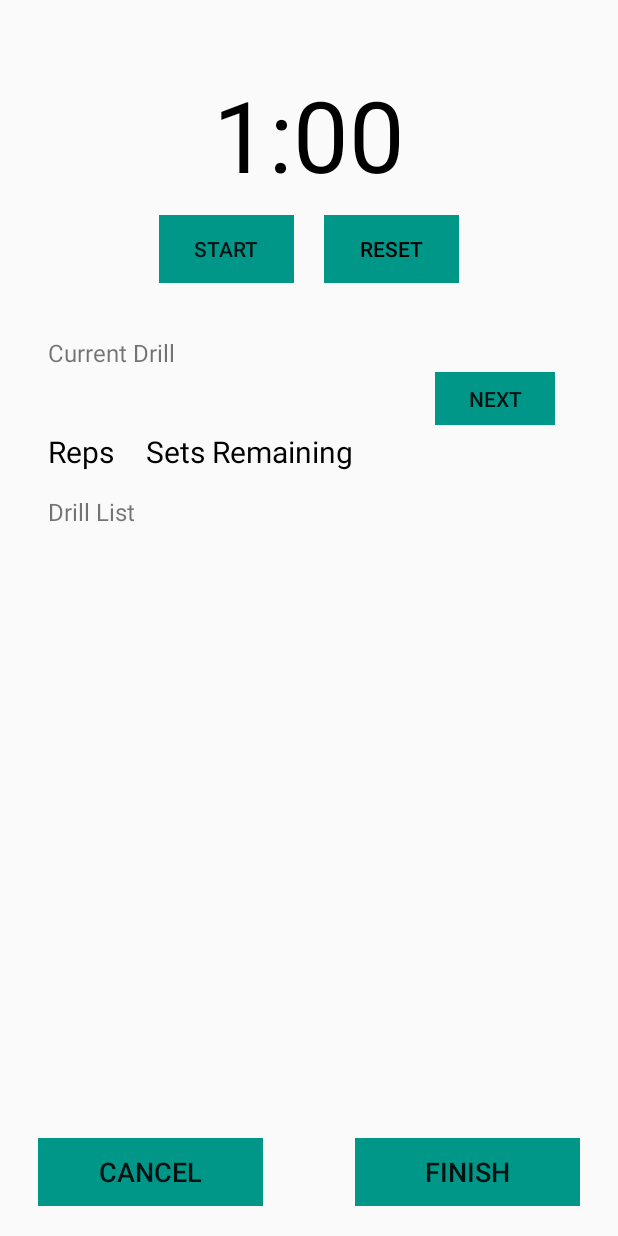
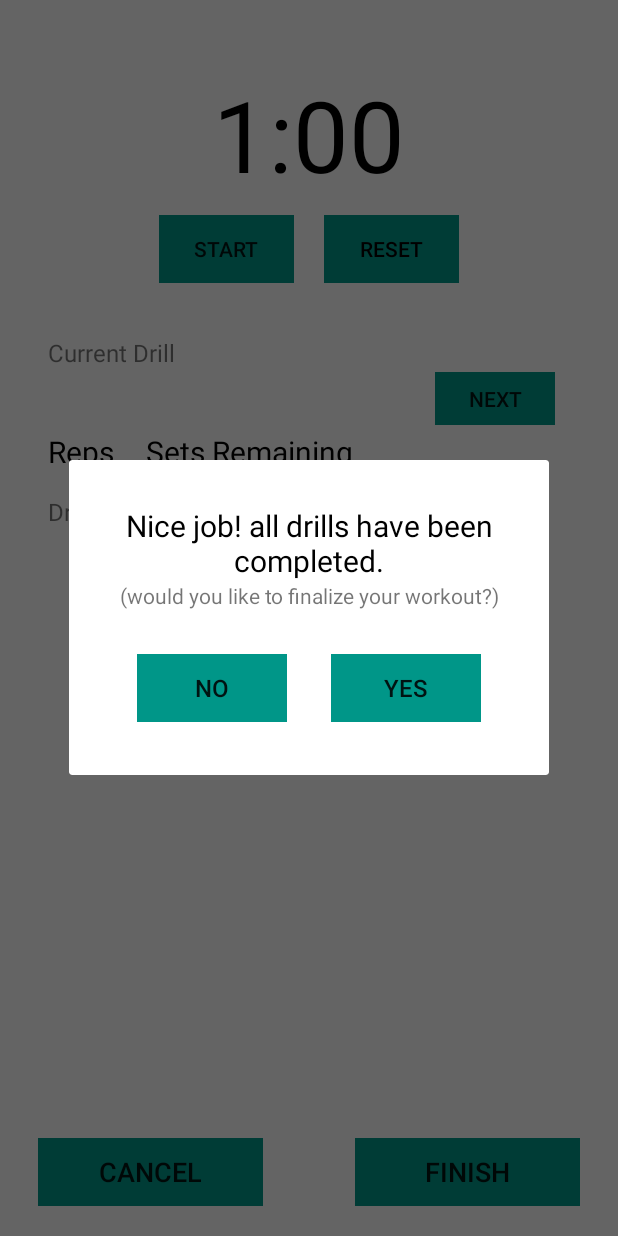
Before and after one commit to MishelK/Workout-Tracker, an Android app: the WorkoutScreen screen opened directly, with no data from a screen before it, after a tap on "NEXT", on a phone screen of 412 x 824 dp. Run offline under Robolectric (Android 15) with nearby library versions, the light colour scheme and no system bars; 1 statement that could not run was skipped; 3 other taps on this screen came first.

Commit message:
Finish & Cancel Workout
- Added a dialog that confirm end of workout upon finishing the last drill
- Cancel & Finish buttons in the WorkoutScreen Activity now have listeners set to them and are functioning properly
- WorkoutScreen Layout has been readjusted

```diff
--- a/app/src/main/java/com/example/workoutTracker/Activities/WorkoutScreen.java
+++ b/app/src/main/java/com/example/workoutTracker/Activities/WorkoutScreen.java
@@ -1,8 +1,11 @@
 package com.example.workoutTracker.Activities;
 
+import android.app.Dialog;
 import android.content.Context;
+import android.content.Intent;
 import android.database.Cursor;
 import android.graphics.Color;
+import android.graphics.drawable.ColorDrawable;
 import android.os.Bundle;
 import android.os.CountDownTimer;
 import android.view.LayoutInflater;
@@ -21,6 +24,7 @@ import com.example.workoutTracker.Classes.DatabaseHelper;
 import com.example.workoutTracker.R;
 
 import java.util.HashMap;
+import java.util.Objects;
 
 
 public class WorkoutScreen extends AppCompatActivity {
@@ -28,7 +32,7 @@ public class WorkoutScreen extends AppCompatActivity {
     public static final String WORKOUT_ID = "workout_id";
 
     TextView countdownTv, setsRemainingTv;
-    Button btnCountdownStartPause, btnCountdownReset, btnCurrentDrillNext;
+    Button btnCountdownStartPause, btnCountdownReset, btnCurrentDrillNext, btnCancelWorkout, btnFinishWorkout;
 
     CountDownTimer countDownTimer;
     long startTimeInMillis = 60000; // 1 Min
@@ -50,10 +54,10 @@ public class WorkoutScreen extends AppCompatActivity {
         btnCountdownReset = findViewById(R.id.btn_timer_reset);
         timerReset = true;
 
-        updateTimer(); // Setting the initial time left on the timer/
+        updateTimer(); // Setting the initial time left on the timer
 
         final String workoutID = getIntent().getStringExtra(WORKOUT_ID);  // Getting the id of the workout we are looking to show in detail.
-        initDrillMap(workoutID); // Initializing the HashMap which is used to track ticked drills
+        initDrillMap(workoutID); // Initializing the HashMap which is used to track checked drills
         loadDrillList(workoutID); // Loading the drill list with checkboxes
 
         btnCountdownStartPause.setOnClickListener(new View.OnClickListener() {
@@ -72,12 +76,12 @@ public class WorkoutScreen extends AppCompatActivity {
         });
 
         setsRemainingTv = findViewById(R.id.tv_current_drill_sets);
-        btnCurrentDrillNext = findViewById(R.id.btn_current_drill_next);
+        btnCurrentDrillNext = findViewById(R.id.btn_current_drill_next); // The "Next" button is used upon completion of a set, we decrease the num of sets remaining by 1 and if all sets have been completed, we check the drill and select a new one
         btnCurrentDrillNext.setOnClickListener(new View.OnClickListener() {
             @Override
             public void onClick(View v) {
                 int setsRemaining = Integer.parseInt(setsRemainingTv.getText().toString()) - 1;
-                if(setsRemaining == 0){ //if we reached 0 then we need to tick the current drill and set the next one
+                if(setsRemaining == 0){ // if we reached 0 then we need to tick the current drill and set the next one
                     tickDrill(currentDrillID);
                     selectNewCurrentDrill(workoutID);
                     loadDrillList(workoutID);
@@ -89,7 +93,65 @@ public class WorkoutScreen extends AppCompatActivity {
             }
         });
 
+        btnCancelWorkout = findViewById(R.id.btn_cancel); // This button is used to cancel a workout and exit the workout screen
+        btnCancelWorkout.setOnClickListener(new View.OnClickListener() {
+            @Override
+            public void onClick(View v) {
+                final Dialog dialog = new Dialog(WorkoutScreen.this); // This dialog is to confirm the user would like to cancel the workout
+                dialog.setContentView(R.layout.dialog_cancelworkout);
+                dialog.setCancelable(true);
+                dialog.show();
+
+                Button btnNo = dialog.findViewById(R.id.btn_no);
+                btnNo.setOnClickListener(new View.OnClickListener() {
+                    @Override
+                    public void onClick(View v) {
+                        dialog.dismiss();
+                    }
+                });
+
+                Button btnYes = dialog.findViewById(R.id.btn_yes);
+                btnYes.setOnClickListener(new View.OnClickListener() {
+                    @Override
+                    public void onClick(View v) {
+                        Intent intent = new Intent(WorkoutScreen.this, BeginWorkoutActivity.class);
+                        startActivity(intent);
+                    }
+                });
+            }
+        });
+
+        btnFinishWorkout = findViewById(R.id.btn_finish);
+        btnFinishWorkout.setOnClickListener(new View.OnClickListener() {
+            @Override
+            public void onClick(View v) {
+                final Dialog dialog = new Dialog(WorkoutScreen.this); // This dialog is to confirm the user would like to finish the workout
+                dialog.setContentView(R.layout.dialog_finishworkout);
+                dialog.setCancelable(true);
+                dialog.show();
+
+                Button btnNo = dialog.findViewById(R.id.btn_no);
+                btnNo.setOnClickListener(new View.OnClickListener() {
+                    @Override
+                    public void onClick(View v) {
+                        dialog.dismiss();
+                    }
+                });
+
+                Button btnYes = dialog.findViewById(R.id.btn_yes);
+                btnYes.setOnClickListener(new View.OnClickListener() {
+                    @Override
+                    public void onClick(View v) {
+                        dialog.dismiss();
+                        finishWorkout();
+                    }
+                });
+
+            }
+        });
+
     }
+
 
     public void startStop() {
 
@@ -100,6 +162,7 @@ public class WorkoutScreen extends AppCompatActivity {
             startTimer();
         }
     }
+
 
     public void startTimer(){
 
@@ -138,6 +201,7 @@ public class WorkoutScreen extends AppCompatActivity {
         btnCountdownReset.setTextColor(Color.GRAY);
     }
 
+
     public void stopTimer(){
 
         countDownTimer.cancel();
@@ -148,12 +212,14 @@ public class WorkoutScreen extends AppCompatActivity {
         btnCountdownReset.setTextColor(Color.BLACK);
     }
 
+
     public void resetTimer() {
 
         timeLeftInMillis = startTimeInMillis;
         updateTimer();
         timerReset = true;
     }
+
 
     public void updateTimer() {
 
@@ -168,6 +234,7 @@ public class WorkoutScreen extends AppCompatActivity {
 
         countdownTv.setText(timeLeftText);
     }
+
 
     public void loadDrillList(final String workoutID) {
 
@@ -236,6 +303,7 @@ public class WorkoutScreen extends AppCompatActivity {
 
     }
 
+
     public void setCurrentDrillById(String drillID) {
 
         Cursor result = DatabaseHelper.getInstance(WorkoutScreen.this).getDrillById(drillID);
@@ -253,6 +321,7 @@ public class WorkoutScreen extends AppCompatActivity {
             currentDrillID = result.getString(0);
         }
     }
+
 
     public void selectNewCurrentDrill(String workoutID) {
         boolean found = false;
@@ -274,9 +343,30 @@ public class WorkoutScreen extends AppCompatActivity {
             }
         }
         if(!found){ // Will be true when all drills have been completed
+            final Dialog dialog = new Dialog(WorkoutScreen.this); // This dialog is to confirm the user would like to finalize the workout
+            dialog.setContentView(R.layout.dialog_drillscomplete);
+            dialog.setCancelable(true);
+            dialog.show();
+
+            Button btnNo = dialog.findViewById(R.id.btn_no);
+            btnNo.setOnClickListener(new View.OnClickListener() {
+                @Override
+                public void onClick(View v) {
+                    dialog.dismiss();
+                }
+            });
+
+            Button btnYes = dialog.findViewById(R.id.btn_yes);
+            btnYes.setOnClickListener(new View.OnClickListener() {
+                @Override
+                public void onClick(View v) {
+                    finishWorkout();
+                }
+            });
 
         }
     }
+
 
     public void initDrillMap(final String workoutID) {
 
@@ -290,6 +380,7 @@ public class WorkoutScreen extends AppCompatActivity {
         }
     }
 
+
     public void tickDrill(String drillID) { // Will change value of flag inside HashMap to opposite value.
 
         boolean temp;
@@ -301,4 +392,11 @@ public class WorkoutScreen extends AppCompatActivity {
     }
 
 
+    public void finishWorkout() {
+
+        //TBI
+
+    }
+
+
 }
--- a/app/src/main/res/layout/activity_workoutscreen.xml
+++ b/app/src/main/res/layout/activity_workoutscreen.xml
@@ -158,7 +158,7 @@
         android:layout_below="@id/sv_drill_list">
 
         <Button
-            android:id="@+id/btn_save"
+            android:id="@+id/btn_finish"
             android:layout_width="150dp"
             android:layout_height="45dp"
             android:text="@string/btn_txt_finish"
--- /dev/null
+++ b/app/src/main/res/layout/dialog_drillscomplete.xml
@@ -0,0 +1,61 @@
+<?xml version="1.0" encoding="utf-8"?>
+<RelativeLayout
+    xmlns:android="http://schemas.android.com/apk/res/android"
+    android:layout_width="320dp"
+    android:layout_height="210dp"
+    android:padding="30dp">
+
+    <TextView
+        android:id="@+id/tv_cancel_workout_dialog"
+        android:layout_width="wrap_content"
+        android:layout_height="wrap_content"
+        android:layout_centerHorizontal="true"
+        android:text="@string/tv_txt_drills_complete"
+        android:textColor="#000000"
+        android:textSize="20sp"
+        android:textAlignment="center"/>
+
+    <TextView
+        android:id="@+id/tv_hint_cancel_workout_dialog"
+        android:layout_width="wrap_content"
+        android:layout_height="wrap_content"
+        android:text="@string/tv_txt_hint_finish_workout"
+        android:layout_below="@id/tv_cancel_workout_dialog"
+        android:layout_centerHorizontal="true"
+        android:textAlignment="center"/>
+
+    <RelativeLayout
+        android:id="@+id/rl_button_layout"
+        android:layout_width="match_parent"
+        android:layout_height="wrap_content"
+        android:layout_alignParentBottom="true"
+        android:layout_below="@id/tv_hint_cancel_workout_dialog"
+        android:layout_marginTop="15dp">
+
+        <Button
+            android:id="@+id/btn_yes"
+            android:layout_width="100dp"
+            android:layout_height="45dp"
+            android:text="@string/btn_txt_yes"
+            android:layout_alignParentEnd="true"
+            android:background="@drawable/solidturqoise"
+            android:layout_marginBottom="5dp"
+            android:textSize="16sp"
+            android:layout_alignParentBottom="true"
+            android:layout_marginEnd="15dp"/>
+
+        <Button
+            android:id="@+id/btn_no"
+            android:layout_width="100dp"
+            android:layout_height="45dp"
+            android:text="@string/btn_txt_no"
+            android:layout_alignParentStart="true"
+            android:layout_marginStart="15dp"
+            android:background="@drawable/solidturqoise"
+            android:layout_marginBottom="5dp"
+            android:textSize="16sp"
+            android:layout_alignParentBottom="true"/>
+
+    </RelativeLayout>
+
+</RelativeLayout>
--- a/app/src/main/res/values/strings.xml
+++ b/app/src/main/res/values/strings.xml
@@ -31,4 +31,11 @@
     <string name="tv_txt_drill_list">Drill List</string>
     <string name="tv_txt_current_drill">Current Drill</string>
     <string name="tv_txt_sets_remaining">Sets Remaining</string>
+    <string name="btn_txt_yes">Yes</string>
+    <string name="btn_txt_no">No</string>
+    <string name="tv_txt_are_you_sure">Are you sure you would like to cancel the workout?</string>
+    <string name="tv_txt_hint_progress_lost">(Progress will be lost)</string>
+    <string name="tv_txt_drills_complete">Nice job! all drills have been completed.</string>
+    <string name="tv_txt_hint_finish_workout">(would you like to finalize your workout?)</string>
+    <string name="tv_txt_end_workout">Are you sure you would like to end your workout?</string>
 </resources>
```
Also changed, not shown: app/src/main/res/layout/dialog_cancelworkout.xml (added, +61 -0 lines), app/src/main/res/layout/dialog_finishworkout.xml (added, +52 -0 lines), 1 other file.
